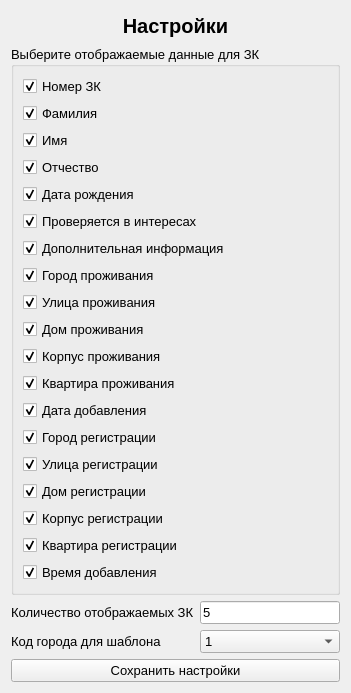
Qt form settings_form.ui (Yavlados/VKR) before a commit.
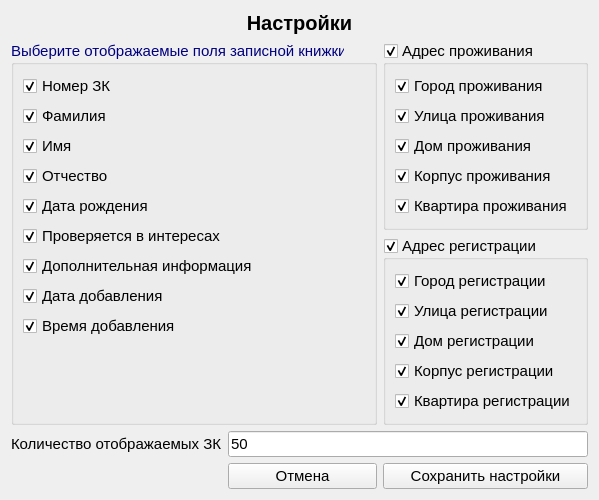
The same form after that commit.

Patch:
```diff
--- a/settings_form.ui
+++ b/settings_form.ui
@@ -9,24 +9,61 @@
    <rect>
     <x>0</x>
     <y>0</y>
-    <width>351</width>
-    <height>693</height>
+    <width>512</width>
+    <height>450</height>
    </rect>
   </property>
   <property name="windowTitle">
    <string>Form</string>
   </property>
   <layout class="QGridLayout" name="gridLayout">
-   <item row="1" column="0" colspan="2">
+   <item row="1" column="0" rowspan="2" colspan="2">
     <widget class="QGroupBox" name="groupBox">
+     <property name="palette">
+      <palette>
+       <active>
+        <colorrole role="WindowText">
+         <brush brushstyle="SolidPattern">
+          <color alpha="255">
+           <red>0</red>
+           <green>0</green>
+           <blue>127</blue>
+          </color>
+         </brush>
+        </colorrole>
+       </active>
+       <inactive>
+        <colorrole role="WindowText">
+         <brush brushstyle="SolidPattern">
+          <color alpha="255">
+           <red>0</red>
+           <green>0</green>
+           <blue>127</blue>
+          </color>
+         </brush>
+        </colorrole>
+       </inactive>
+       <disabled>
+        <colorrole role="WindowText">
+         <brush brushstyle="SolidPattern">
+          <color alpha="255">
+           <red>120</red>
+           <green>120</green>
+           <blue>120</blue>
+          </color>
+         </brush>
+        </colorrole>
+       </disabled>
+      </palette>
+     </property>
      <property name="font">
       <font>
        <family>Arial</family>
-       <pointsize>10</pointsize>
+       <pointsize>11</pointsize>
       </font>
      </property>
      <property name="title">
-      <string>Выберите отображаемые данные для ЗК</string>
+      <string>Выберите отображаемые поля записной книжки</string>
      </property>
      <property name="checkable">
       <bool>false</bool>
@@ -35,188 +72,49 @@
       <bool>false</bool>
      </property>
      <layout class="QGridLayout" name="gridLayout_2">
-      <item row="0" column="0">
-       <widget class="QCheckBox" name="ZK_ID">
-        <property name="font">
-         <font>
-          <family>Arial</family>
-          <pointsize>10</pointsize>
-         </font>
-        </property>
-        <property name="text">
-         <string>Номер ЗК</string>
-        </property>
-        <property name="checked">
-         <bool>true</bool>
-        </property>
-       </widget>
-      </item>
-      <item row="17" column="0">
-       <widget class="QCheckBox" name="REG_FLAT">
-        <property name="font">
-         <font>
-          <family>Arial</family>
-          <pointsize>10</pointsize>
-         </font>
-        </property>
-        <property name="text">
-         <string>Квартира регистрации</string>
-        </property>
-        <property name="checked">
-         <bool>true</bool>
-        </property>
-       </widget>
-      </item>
-      <item row="9" column="0">
-       <widget class="QCheckBox" name="LIV_HOME">
-        <property name="font">
-         <font>
-          <family>Arial</family>
-          <pointsize>10</pointsize>
-         </font>
-        </property>
-        <property name="text">
-         <string>Дом проживания</string>
-        </property>
-        <property name="checked">
-         <bool>true</bool>
-        </property>
-       </widget>
-      </item>
-      <item row="10" column="0">
-       <widget class="QCheckBox" name="LIV_CORP">
-        <property name="font">
-         <font>
-          <family>Arial</family>
-          <pointsize>10</pointsize>
-         </font>
-        </property>
-        <property name="text">
-         <string>Корпус проживания</string>
-        </property>
-        <property name="checked">
-         <bool>true</bool>
-        </property>
-       </widget>
-      </item>
-      <item row="1" column="0">
-       <widget class="QCheckBox" name="LASTNAME">
-        <property name="font">
-         <font>
-          <family>Arial</family>
-          <pointsize>10</pointsize>
-         </font>
-        </property>
-        <property name="text">
-         <string>Фамилия</string>
-        </property>
-        <property name="checked">
-         <bool>true</bool>
-        </property>
-       </widget>
-      </item>
-      <item row="8" column="0">
-       <widget class="QCheckBox" name="LIV_STREET">
-        <property name="font">
-         <font>
-          <family>Arial</family>
-          <pointsize>10</pointsize>
-         </font>
-        </property>
-        <property name="text">
-         <string>Улица проживания</string>
-        </property>
-        <property name="checked">
-         <bool>true</bool>
-        </property>
-       </widget>
-      </item>
-      <item row="14" column="0">
-       <widget class="QCheckBox" name="REG_STREET">
-        <property name="font">
-         <font>
-          <family>Arial</family>
-          <pointsize>10</pointsize>
-         </font>
-        </property>
-        <property name="text">
-         <string>Улица регистрации</string>
-        </property>
-        <property name="checked">
-         <bool>true</bool>
-        </property>
-       </widget>
-      </item>
-      <item row="16" column="0">
-       <widget class="QCheckBox" name="REG_CORP">
-        <property name="font">
-         <font>
-          <family>Arial</family>
-          <pointsize>10</pointsize>
-         </font>
-        </property>
-        <property name="text">
-         <string>Корпус регистрации</string>
-        </property>
-        <property name="checked">
-         <bool>true</bool>
-        </property>
-       </widget>
-      </item>
-      <item row="12" column="0">
-       <widget class="QCheckBox" name="ADD_DATE">
-        <property name="font">
-         <font>
-          <family>Arial</family>
-          <pointsize>10</pointsize>
-         </font>
-        </property>
-        <property name="text">
-         <string>Дата добавления</string>
-        </property>
-        <property name="checked">
-         <bool>true</bool>
-        </property>
-       </widget>
-      </item>
-      <item row="13" column="0">
-       <widget class="QCheckBox" name="REG_CITY">
-        <property name="font">
-         <font>
-          <family>Arial</family>
-          <pointsize>10</pointsize>
-         </font>
-        </property>
-        <property name="text">
-         <string>Город регистрации</string>
-        </property>
-        <property name="checked">
-         <bool>true</bool>
-        </property>
-       </widget>
-      </item>
-      <item row="15" column="0">
-       <widget class="QCheckBox" name="REG_HOME">
-        <property name="font">
-         <font>
-          <family>Arial</family>
-          <pointsize>10</pointsize>
-         </font>
-        </property>
-        <property name="text">
-         <string>Дом регистрации</string>
-        </property>
-        <property name="checked">
-         <bool>true</bool>
-        </property>
-       </widget>
-      </item>
       <item row="6" column="0">
        <widget class="QCheckBox" name="DOP_INFO">
+        <property name="palette">
+         <palette>
+          <active>
+           <colorrole role="WindowText">
+            <brush brushstyle="SolidPattern">
+             <color alpha="255">
+              <red>0</red>
+              <green>0</green>
+              <blue>0</blue>
+             </color>
+            </brush>
+           </colorrole>
+          </active>
+          <inactive>
+           <colorrole role="WindowText">
+            <brush brushstyle="SolidPattern">
+             <color alpha="255">
+              <red>0</red>
+              <green>0</green>
+              <blue>0</blue>
+             </color>
+            </brush>
+           </colorrole>
+          </inactive>
+          <disabled>
+           <colorrole role="WindowText">
+            <brush brushstyle="SolidPattern">
+             <color alpha="255">
+              <red>120</red>
+              <green>120</green>
+              <blue>120</blue>
+             </color>
+            </brush>
+           </colorrole>
+          </disabled>
+         </palette>
+        </property>
         <property name="font">
          <font>
           <family>Arial</family>
-          <pointsize>10</pointsize>
+          <pointsize>11</pointsize>
          </font>
         </property>
         <property name="text">
@@ -227,12 +125,102 @@
         </property>
        </widget>
       </item>
+      <item row="7" column="0">
+       <widget class="QCheckBox" name="ADD_DATE">
+        <property name="palette">
+         <palette>
+          <active>
+           <colorrole role="WindowText">
+            <brush brushstyle="SolidPattern">
+             <color alpha="255">
+              <red>0</red>
+              <green>0</green>
+              <blue>0</blue>
+             </color>
+            </brush>
+           </colorrole>
+          </active>
+          <inactive>
+           <colorrole role="WindowText">
+            <brush brushstyle="SolidPattern">
+             <color alpha="255">
+              <red>0</red>
+              <green>0</green>
+              <blue>0</blue>
+             </color>
+            </brush>
+           </colorrole>
+          </inactive>
+          <disabled>
+           <colorrole role="WindowText">
+            <brush brushstyle="SolidPattern">
+             <color alpha="255">
+              <red>120</red>
+              <green>120</green>
+              <blue>120</blue>
+             </color>
+            </brush>
+           </colorrole>
+          </disabled>
+         </palette>
+        </property>
+        <property name="font">
+         <font>
+          <family>Arial</family>
+          <pointsize>11</pointsize>
+         </font>
+        </property>
+        <property name="text">
+         <string>Дата добавления</string>
+        </property>
+        <property name="checked">
+         <bool>true</bool>
+        </property>
+       </widget>
+      </item>
       <item row="4" column="0">
        <widget class="QCheckBox" name="BIRTH_DATE">
+        <property name="palette">
+         <palette>
+          <active>
+           <colorrole role="WindowText">
+            <brush brushstyle="SolidPattern">
+             <color alpha="255">
+              <red>0</red>
+              <green>0</green>
+              <blue>0</blue>
+             </color>
+            </brush>
+           </colorrole>
+          </active>
+          <inactive>
+           <colorrole role="WindowText">
+            <brush brushstyle="SolidPattern">
+             <color alpha="255">
+              <red>0</red>
+              <green>0</green>
+              <blue>0</blue>
+             </color>
+            </brush>
+           </colorrole>
+          </inactive>
+          <disabled>
+           <colorrole role="WindowText">
+            <brush brushstyle="SolidPattern">
+             <color alpha="255">
+              <red>120</red>
+              <green>120</green>
+              <blue>120</blue>
+             </color>
+            </brush>
+           </colorrole>
+          </disabled>
+         </palette>
+        </property>
         <property name="font">
          <font>
           <family>Arial</family>
-          <pointsize>10</pointsize>
+          <pointsize>11</pointsize>
          </font>
         </property>
         <property name="text">
@@ -243,12 +231,261 @@
         </property>
        </widget>
       </item>
+      <item row="8" column="0">
+       <widget class="QCheckBox" name="ADD_TIME">
+        <property name="palette">
+         <palette>
+          <active>
+           <colorrole role="WindowText">
+            <brush brushstyle="SolidPattern">
+             <color alpha="255">
+              <red>0</red>
+              <green>0</green>
+              <blue>0</blue>
+             </color>
+            </brush>
+           </colorrole>
+          </active>
+          <inactive>
+           <colorrole role="WindowText">
+            <brush brushstyle="SolidPattern">
+             <color alpha="255">
+              <red>0</red>
+              <green>0</green>
+              <blue>0</blue>
+             </color>
+            </brush>
+           </colorrole>
+          </inactive>
+          <disabled>
+           <colorrole role="WindowText">
+            <brush brushstyle="SolidPattern">
+             <color alpha="255">
+              <red>120</red>
+              <green>120</green>
+              <blue>120</blue>
+             </color>
+            </brush>
+           </colorrole>
+          </disabled>
+         </palette>
+        </property>
+        <property name="font">
+         <font>
+          <family>Arial</family>
+          <pointsize>11</pointsize>
+         </font>
+        </property>
+        <property name="text">
+         <string>Время добавления</string>
+        </property>
+        <property name="checked">
+         <bool>true</bool>
+        </property>
+       </widget>
+      </item>
+      <item row="0" column="0">
+       <widget class="QCheckBox" name="ZK_ID">
+        <property name="palette">
+         <palette>
+          <active>
+           <colorrole role="WindowText">
+            <brush brushstyle="SolidPattern">
+             <color alpha="255">
+              <red>0</red>
+              <green>0</green>
+              <blue>0</blue>
+             </color>
+            </brush>
+           </colorrole>
+          </active>
+          <inactive>
+           <colorrole role="WindowText">
+            <brush brushstyle="SolidPattern">
+             <color alpha="255">
+              <red>0</red>
+              <green>0</green>
+              <blue>0</blue>
+             </color>
+            </brush>
+           </colorrole>
+          </inactive>
+          <disabled>
+           <colorrole role="WindowText">
+            <brush brushstyle="SolidPattern">
+             <color alpha="255">
+              <red>120</red>
+              <green>120</green>
+              <blue>120</blue>
+             </color>
+            </brush>
+           </colorrole>
+          </disabled>
+         </palette>
+        </property>
+        <property name="font">
+         <font>
+          <family>Arial</family>
+          <pointsize>11</pointsize>
+         </font>
+        </property>
+        <property name="text">
+         <string>Номер ЗК</string>
+        </property>
+        <property name="checked">
+         <bool>true</bool>
+        </property>
+       </widget>
+      </item>
+      <item row="3" column="0">
+       <widget class="QCheckBox" name="MID_NAME">
+        <property name="palette">
+         <palette>
+          <active>
+           <colorrole role="WindowText">
+            <brush brushstyle="SolidPattern">
+             <color alpha="255">
+              <red>0</red>
+              <green>0</green>
+              <blue>0</blue>
+             </color>
+            </brush>
+           </colorrole>
+          </active>
+          <inactive>
+           <colorrole role="WindowText">
+            <brush brushstyle="SolidPattern">
+             <color alpha="255">
+              <red>0</red>
+              <green>0</green>
+              <blue>0</blue>
+             </color>
+            </brush>
+           </colorrole>
+          </inactive>
+          <disabled>
+           <colorrole role="WindowText">
+            <brush brushstyle="SolidPattern">
+             <color alpha="255">
+              <red>120</red>
+              <green>120</green>
+              <blue>120</blue>
+             </color>
+            </brush>
+           </colorrole>
+          </disabled>
+         </palette>
+        </property>
+        <property name="font">
+         <font>
+          <family>Arial</family>
+          <pointsize>11</pointsize>
+         </font>
+        </property>
+        <property name="text">
+         <string>Отчество</string>
+        </property>
+        <property name="checked">
+         <bool>true</bool>
+        </property>
+       </widget>
+      </item>
+      <item row="1" column="0">
+       <widget class="QCheckBox" name="LASTNAME">
+        <property name="palette">
+         <palette>
+          <active>
+           <colorrole role="WindowText">
+            <brush brushstyle="SolidPattern">
+             <color alpha="255">
+              <red>0</red>
+              <green>0</green>
+              <blue>0</blue>
+             </color>
+            </brush>
+           </colorrole>
+          </active>
+          <inactive>
+           <colorrole role="WindowText">
+            <brush brushstyle="SolidPattern">
+             <color alpha="255">
+              <red>0</red>
+              <green>0</green>
+              <blue>0</blue>
+             </color>
+            </brush>
+           </colorrole>
+          </inactive>
+          <disabled>
+           <colorrole role="WindowText">
+            <brush brushstyle="SolidPattern">
+             <color alpha="255">
+              <red>120</red>
+              <green>120</green>
+              <blue>120</blue>
+             </color>
+            </brush>
+           </colorrole>
+          </disabled>
+         </palette>
+        </property>
+        <property name="font">
+         <font>
+          <family>Arial</family>
+          <pointsize>11</pointsize>
+         </font>
+        </property>
+        <property name="text">
+         <string>Фамилия</string>
+        </property>
+        <property name="checked">
+         <bool>true</bool>
+        </property>
+       </widget>
+      </item>
       <item row="5" column="0">
        <widget class="QCheckBox" name="CHECK_FOR">
+        <property name="palette">
+         <palette>
+          <active>
+           <colorrole role="WindowText">
+            <brush brushstyle="SolidPattern">
+             <color alpha="255">
+              <red>0</red>
+              <green>0</green>
+              <blue>0</blue>
+             </color>
+            </brush>
+           </colorrole>
+          </active>
+          <inactive>
+           <colorrole role="WindowText">
+            <brush brushstyle="SolidPattern">
+             <color alpha="255">
+              <red>0</red>
+              <green>0</green>
+              <blue>0</blue>
+             </color>
+            </brush>
+           </colorrole>
+          </inactive>
+          <disabled>
+           <colorrole role="WindowText">
+            <brush brushstyle="SolidPattern">
+             <color alpha="255">
+              <red>120</red>
+              <green>120</green>
+              <blue>120</blue>
+             </color>
+            </brush>
+           </colorrole>
+          </disabled>
+         </palette>
+        </property>
         <property name="font">
          <font>
           <family>Arial</family>
-          <pointsize>10</pointsize>
+          <pointsize>11</pointsize>
          </font>
         </property>
         <property name="text">
@@ -261,10 +498,47 @@
       </item>
       <item row="2" column="0">
        <widget class="QCheckBox" name="NAME">
+        <property name="palette">
+         <palette>
+          <active>
+           <colorrole role="WindowText">
+            <brush brushstyle="SolidPattern">
+             <color alpha="255">
+              <red>0</red>
+              <green>0</green>
+              <blue>0</blue>
+             </color>
+            </brush>
+           </colorrole>
+          </active>
+          <inactive>
+           <colorrole role="WindowText">
+            <brush brushstyle="SolidPattern">
+             <color alpha="255">
+              <red>0</red>
+              <green>0</green>
+              <blue>0</blue>
+             </color>
+            </brush>
+           </colorrole>
+          </inactive>
+          <disabled>
+           <colorrole role="WindowText">
+            <brush brushstyle="SolidPattern">
+             <color alpha="255">
+              <red>120</red>
+              <green>120</green>
+              <blue>120</blue>
+             </color>
+            </brush>
+           </colorrole>
+          </disabled>
+         </palette>
+        </property>
         <property name="font">
          <font>
           <family>Arial</family>
-          <pointsize>10</pointsize>
+          <pointsize>11</pointsize>
          </font>
         </property>
         <property name="text">
@@ -275,28 +549,47 @@
         </property>
        </widget>
       </item>
-      <item row="3" column="0">
-       <widget class="QCheckBox" name="MID_NAME">
+      <item row="9" column="0">
+       <spacer name="verticalSpacer">
         <property name="font">
          <font>
-          <family>Arial</family>
-          <pointsize>10</pointsize>
+          <pointsize>11</pointsize>
          </font>
         </property>
-        <property name="text">
-         <string>Отчество</string>
+        <property name="orientation">
+         <enum>Qt::Vertical</enum>
         </property>
-        <property name="checked">
-         <bool>true</bool>
+        <property name="sizeHint" stdset="0">
+         <size>
+          <width>20</width>
+          <height>40</height>
+         </size>
         </property>
-       </widget>
+       </spacer>
       </item>
-      <item row="7" column="0">
+     </layout>
+    </widget>
+   </item>
+   <item row="1" column="2">
+    <widget class="QGroupBox" name="groupBox_3">
+     <property name="font">
+      <font>
+       <pointsize>11</pointsize>
+      </font>
+     </property>
+     <property name="title">
+      <string>Адрес проживания</string>
+     </property>
+     <property name="checkable">
+      <bool>true</bool>
+     </property>
+     <layout class="QVBoxLayout" name="verticalLayout_4">
+      <item>
        <widget class="QCheckBox" name="LIV_CITY">
         <property name="font">
          <font>
           <family>Arial</family>
-          <pointsize>10</pointsize>
+          <pointsize>11</pointsize>
          </font>
         </property>
         <property name="text">
@@ -307,28 +600,60 @@
         </property>
        </widget>
       </item>
-      <item row="18" column="0">
-       <widget class="QCheckBox" name="ADD_TIME">
+      <item>
+       <widget class="QCheckBox" name="LIV_STREET">
         <property name="font">
          <font>
           <family>Arial</family>
-          <pointsize>10</pointsize>
+          <pointsize>11</pointsize>
          </font>
         </property>
         <property name="text">
-         <string>Время добавления</string>
+         <string>Улица проживания</string>
         </property>
         <property name="checked">
          <bool>true</bool>
         </property>
        </widget>
       </item>
-      <item row="11" column="0">
+      <item>
+       <widget class="QCheckBox" name="LIV_HOME">
+        <property name="font">
+         <font>
+          <family>Arial</family>
+          <pointsize>11</pointsize>
+         </font>
+        </property>
+        <property name="text">
+         <string>Дом проживания</string>
+        </property>
+        <property name="checked">
+         <bool>true</bool>
+        </property>
+       </widget>
+      </item>
+      <item>
+       <widget class="QCheckBox" name="LIV_CORP">
+        <property name="font">
+         <font>
+          <family>Arial</family>
+          <pointsize>11</pointsize>
+         </font>
+        </property>
+        <property name="text">
+         <string>Корпус проживания</string>
+        </property>
+        <property name="checked">
+         <bool>true</bool>
+        </property>
+       </widget>
+      </item>
+      <item>
        <widget class="QCheckBox" name="LIV_FLAT">
         <property name="font">
          <font>
           <family>Arial</family>
-          <pointsize>10</pointsize>
+          <pointsize>11</pointsize>
          </font>
         </property>
         <property name="text">
@@ -339,15 +664,151 @@
         </property>
        </widget>
       </item>
+      <item>
+       <spacer name="verticalSpacer_6">
+        <property name="font">
+         <font>
+          <pointsize>11</pointsize>
+         </font>
+        </property>
+        <property name="orientation">
+         <enum>Qt::Vertical</enum>
+        </property>
+        <property name="sizeHint" stdset="0">
+         <size>
+          <width>20</width>
+          <height>40</height>
+         </size>
+        </property>
+       </spacer>
+      </item>
      </layout>
     </widget>
    </item>
-   <item row="2" column="0">
+   <item row="2" column="2">
+    <widget class="QGroupBox" name="groupBox_4">
+     <property name="font">
+      <font>
+       <pointsize>11</pointsize>
+      </font>
+     </property>
+     <property name="title">
+      <string>Адрес регистрации</string>
+     </property>
+     <property name="checkable">
+      <bool>true</bool>
+     </property>
+     <property name="checked">
+      <bool>true</bool>
+     </property>
+     <layout class="QVBoxLayout" name="verticalLayout_3">
+      <item>
+       <widget class="QCheckBox" name="REG_CITY">
+        <property name="font">
+         <font>
+          <family>Arial</family>
+          <pointsize>11</pointsize>
+         </font>
+        </property>
+        <property name="text">
+         <string>Город регистрации</string>
+        </property>
+        <property name="checked">
+         <bool>true</bool>
+        </property>
+       </widget>
+      </item>
+      <item>
+       <widget class="QCheckBox" name="REG_STREET">
+        <property name="font">
+         <font>
+          <family>Arial</family>
+          <pointsize>11</pointsize>
+         </font>
+        </property>
+        <property name="text">
+         <string>Улица регистрации</string>
+        </property>
+        <property name="checked">
+         <bool>true</bool>
+        </property>
+       </widget>
+      </item>
+      <item>
+       <widget class="QCheckBox" name="REG_HOME">
+        <property name="font">
+         <font>
+          <family>Arial</family>
+          <pointsize>11</pointsize>
+         </font>
+        </property>
+        <property name="text">
+         <string>Дом регистрации</string>
+        </property>
+        <property name="checked">
+         <bool>true</bool>
+        </property>
+       </widget>
+      </item>
+      <item>
+       <widget class="QCheckBox" name="REG_CORP">
+        <property name="font">
+         <font>
+          <family>Arial</family>
+          <pointsize>11</pointsize>
+         </font>
+        </property>
+        <property name="text">
+         <string>Корпус регистрации</string>
+        </property>
+        <property name="checked">
+         <bool>true</bool>
+        </property>
+       </widget>
+      </item>
+      <item>
+       <widget class="QCheckBox" name="REG_FLAT">
+        <property name="font">
+         <font>
+          <family>Arial</family>
+          <pointsize>11</pointsize>
+         </font>
+        </property>
+        <property name="text">
+         <string>Квартира регистрации</string>
+        </property>
+        <property name="checked">
+         <bool>true</bool>
+        </property>
+       </widget>
+      </item>
+      <item>
+       <spacer name="verticalSpacer_5">
+        <property name="font">
+         <font>
+          <pointsize>11</pointsize>
+         </font>
+        </property>
+        <property name="orientation">
+         <enum>Qt::Vertical</enum>
+        </property>
+        <property name="sizeHint" stdset="0">
+         <size>
+          <width>20</width>
+          <height>40</height>
+         </size>
+        </property>
+       </spacer>
+      </item>
+     </layout>
+    </widget>
+   </item>
+   <item row="3" column="0">
     <widget class="QLabel" name="label_3">
      <property name="font">
       <font>
        <family>Arial</family>
-       <pointsize>10</pointsize>
+       <pointsize>11</pointsize>
       </font>
      </property>
      <property name="text">
@@ -355,7 +816,20 @@
      </property>
     </widget>
    </item>
-   <item row="0" column="0" colspan="2">
+   <item row="3" column="1" colspan="2">
+    <widget class="QLineEdit" name="lineEdit_2">
+     <property name="font">
+      <font>
+       <family>Arial</family>
+       <pointsize>11</pointsize>
+      </font>
+     </property>
+     <property name="text">
+      <string>50</string>
+     </property>
+    </widget>
+   </item>
+   <item row="0" column="0" colspan="3">
     <widget class="QLabel" name="label">
      <property name="font">
       <font>
@@ -373,25 +847,12 @@
      </property>
     </widget>
    </item>
-   <item row="2" column="1">
-    <widget class="QLineEdit" name="lineEdit_2">
-     <property name="font">
-      <font>
-       <family>Arial</family>
-       <pointsize>10</pointsize>
-      </font>
-     </property>
-     <property name="text">
-      <string>5</string>
-     </property>
-    </widget>
-   </item>
-   <item row="4" column="0" colspan="2">
+   <item row="4" column="2">
     <widget class="QPushButton" name="pb_save_settings">
      <property name="font">
       <font>
        <family>Arial</family>
-       <pointsize>10</pointsize>
+       <pointsize>11</pointsize>
       </font>
      </property>
      <property name="text">
@@ -399,77 +860,18 @@
      </property>
     </widget>
    </item>
-   <item row="3" column="0">
-    <widget class="QLabel" name="label_2">
+   <item row="4" column="1">
+    <widget class="QPushButton" name="pushButton">
      <property name="font">
       <font>
-       <pointsize>10</pointsize>
+       <pointsize>11</pointsize>
       </font>
      </property>
      <property name="text">
-      <string>Код города для шаблона</string>
+      <string>Отмена</string>
      </property>
     </widget>
    </item>
-   <item row="3" column="1">
-    <widget class="QComboBox" name="comboBox">
-     <property name="font">
-      <font>
-       <pointsize>10</pointsize>
-      </font>
-     </property>
-     <item>
-      <property name="text">
-       <string>1</string>
-      </property>
-     </item>
-     <item>
-      <property name="text">
-       <string>2</string>
-      </property>
-     </item>
-     <item>
-      <property name="text">
-       <string>3</string>
-      </property>
-     </item>
-     <item>
-      <property name="text">
-       <string>4</string>
-      </property>
-     </item>
-     <item>
-      <property name="text">
-       <string>5</string>
-      </property>
-     </item>
-     <item>
-      <property name="text">
-       <string>6</string>
-      </property>
-     </item>
-     <item>
-      <property name="text">
-       <string>7</string>
-      </property>
-     </item>
-     <item>
-      <property name="text">
-       <string>8</string>
-      </property>
-     </item>
-     <item>
-      <property name="text">
-       <string>9</string>
-      </property>
-     </item>
-     <item>
-      <property name="text">
-       <string>0</string>
-      </property>
-     </item>
-    </widget>
-   </item>
   </layout>
  </widget>
  <resources/>
```
